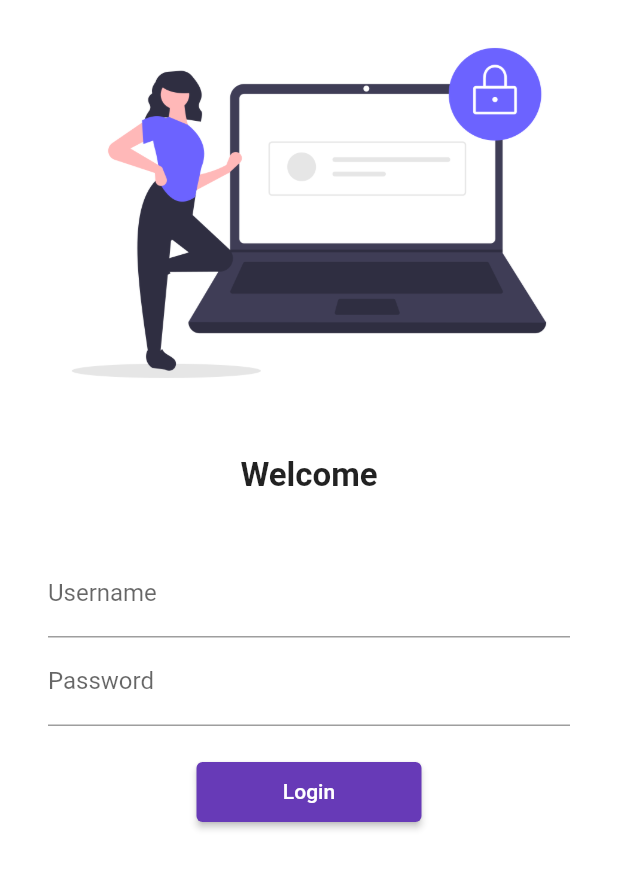
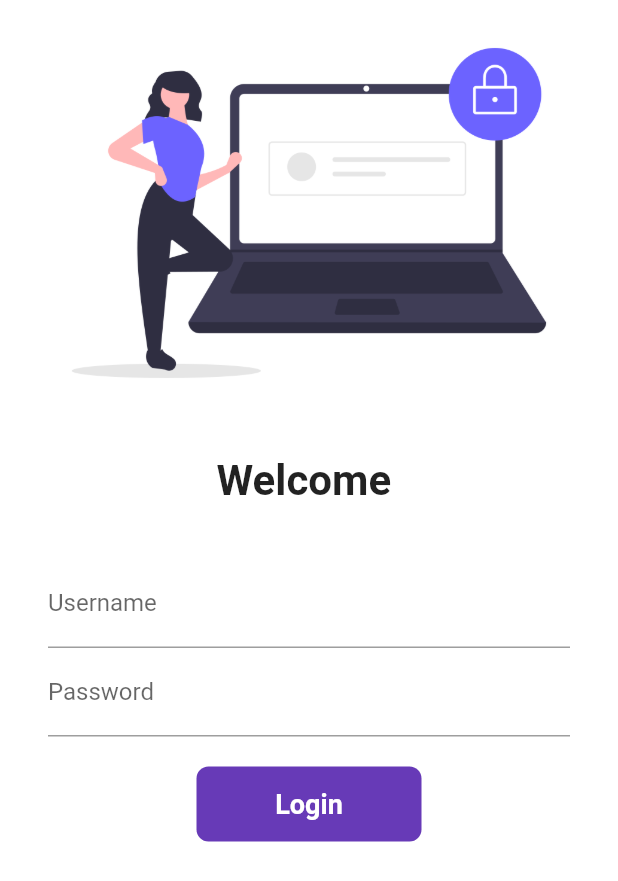
Before and after one commit to Ebra-heem/flutter30dayscourse, a Flutter app: the screen it shows after launch, on a phone screen of 412 x 824 dp. Shown: the top 881 px of the screen. Run offline on Flutter 3.47's test engine with Material 2 defaults, Android fonts, the phone set to English and light mode, and no system bars.

Commit message:
day6 Basic animation

```diff
--- a/lib/pages/login_page.dart
+++ b/lib/pages/login_page.dart
@@ -1,9 +1,16 @@
 import 'package:flutter/material.dart';
 import '../utils/routes.dart';
 
-class LoginPage extends StatelessWidget {
+class LoginPage extends StatefulWidget {
   const LoginPage({super.key});
 
+  @override
+  State<LoginPage> createState() => _LoginPageState();
+}
+
+class _LoginPageState extends State<LoginPage> {
+  String name = '';
+  bool changeButton = false;
   @override
   Widget build(BuildContext context) {
     return Material(
@@ -18,10 +25,10 @@ class LoginPage extends StatelessWidget {
               const SizedBox(
                 height: 20,
               ),
-              const Text(
-                "Welcome",
-                style: TextStyle(
-                  fontSize: 22,
+              Text(
+                "Welcome $name",
+                style: const TextStyle(
+                  fontSize: 28,
                   fontWeight: FontWeight.bold,
                 ),
               ),
@@ -38,6 +45,11 @@ class LoginPage extends StatelessWidget {
                         hintText: "Enter username",
                         label: Text("Username"),
                       ),
+                      onChanged: (value) {
+                        setState(() {
+                          name = value;
+                        });
+                      },
                     ),
                     TextFormField(
                       obscureText: true,
@@ -49,14 +61,52 @@ class LoginPage extends StatelessWidget {
                     const SizedBox(
                       height: 20,
                     ),
-                    ElevatedButton(
-                      onPressed: () {
+                    InkWell(
+                      onTap: () async {
+                        setState(() {
+                          changeButton = true;
+                        });
+
+                        await Future.delayed(const Duration(seconds: 1));
+                        // ignore: use_build_context_synchronously
                         Navigator.pushNamed(context, MyRoutes.homeRoute);
                       },
-                      style: TextButton.styleFrom(
-                          minimumSize: const Size(150, 40)),
-                      child: const Text("Login"),
+                      child: AnimatedContainer(
+                        width: changeButton ? 50 : 150,
+                        height: 50,
+                        alignment: Alignment.center,
+                        decoration: BoxDecoration(
+                          color: Colors.deepPurple,
+                          // shape: changeButton
+                          //     ? BoxShape.circle
+                          //     : BoxShape.rectangle,
+                          borderRadius:
+                              BorderRadius.circular(changeButton ? 50 : 8),
+                        ),
+                        duration: const Duration(seconds: 1),
+                        child: changeButton
+                            ? const Icon(
+                                Icons.done,
+                                color: Colors.white,
+                              )
+                            : const Text(
+                                'Login',
+                                style: TextStyle(
+                                  color: Colors.white,
+                                  fontSize: 18,
+                                  fontWeight: FontWeight.bold,
+                                ),
+                              ),
+                      ),
                     )
+                    // ElevatedButton(
+                    //   onPressed: () {
+                    //     Navigator.pushNamed(context, MyRoutes.homeRoute);
+                    //   },
+                    //   style: TextButton.styleFrom(
+                    //       minimumSize: const Size(150, 40)),
+                    //   child: const Text("Login"),
+                    // )
                   ],
                 ),
               )
```
